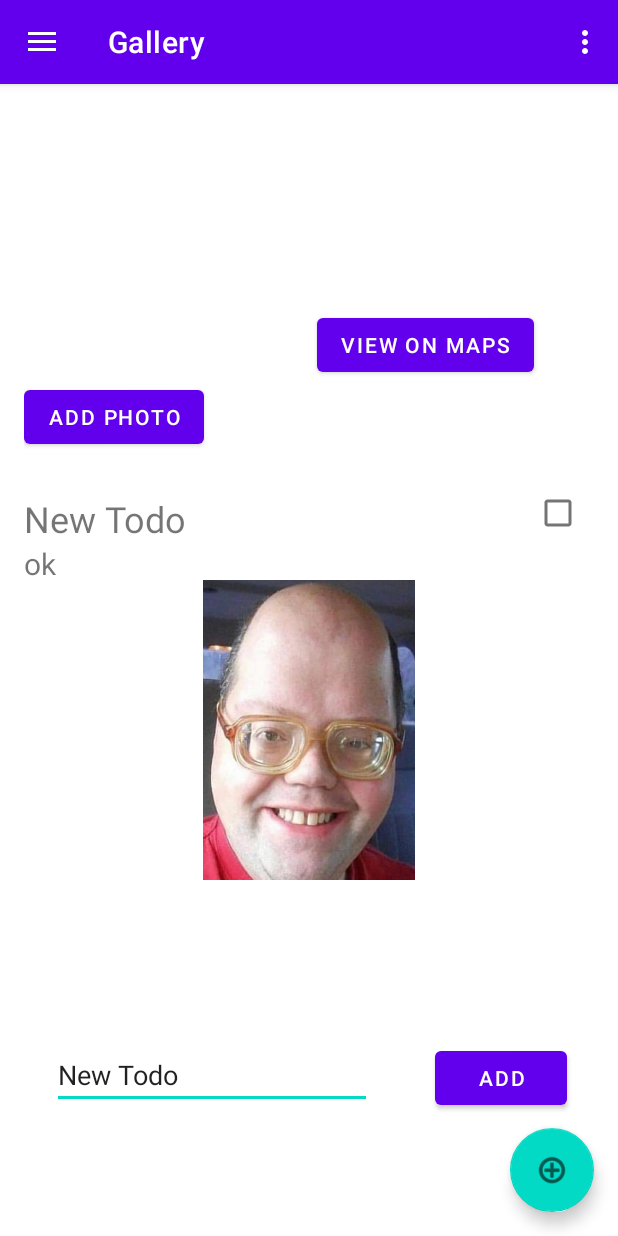
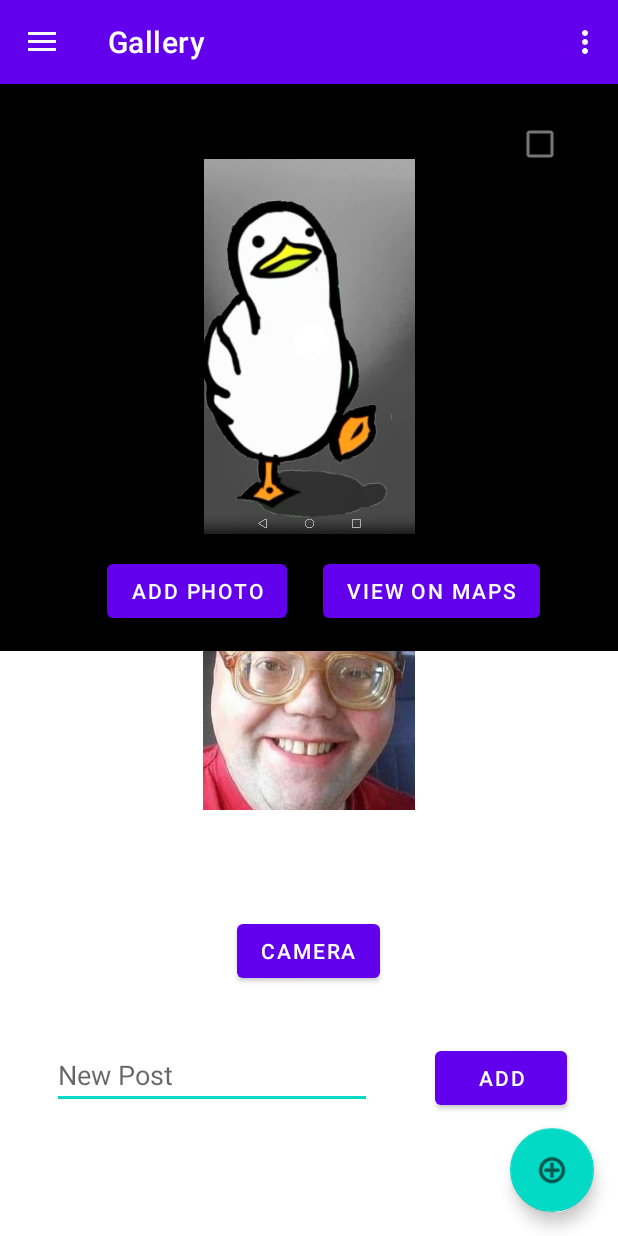
Before and after one commit to bjbjorn/TravelApp, an Android app: the GalleryFragment screen opened through its navigation route, after a tap on "ADD", on a phone screen of 412 x 824 dp. Run offline under Robolectric (Android 15) with nearby library versions, the phone set to English and light mode, and no system bars; our stand-ins replace navigation-ui; pictures from the network do not load.

Commit message:
camera implementation om foto toe te voegen

```diff
--- a/app/src/main/java/com/example/travelapp/MainActivity.kt
+++ b/app/src/main/java/com/example/travelapp/MainActivity.kt
@@ -1,12 +1,17 @@
 package com.example.travelapp
+import android.app.Activity
 import android.content.Intent
+import android.graphics.Bitmap
 import android.location.LocationManager
 import android.os.Bundle
 import android.os.PersistableBundle
+import android.provider.MediaStore
 import android.view.Menu
 import android.view.MenuItem
 import android.view.View
+import android.widget.Button
 import android.widget.CheckBox
+import android.widget.ImageView
 import androidx.appcompat.app.ActionBarDrawerToggle
 import com.google.android.material.snackbar.Snackbar
 import com.google.android.material.navigation.NavigationView
@@ -17,10 +22,13 @@ import androidx.navigation.ui.setupActionBarWithNavController
 import androidx.navigation.ui.setupWithNavController
 import androidx.drawerlayout.widget.DrawerLayout
 import androidx.appcompat.app.AppCompatActivity
+import androidx.core.content.ContextCompat
+import androidx.core.view.get
 import androidx.navigation.NavController
 import com.example.travelapp.TodoRepo
 
 import androidx.recyclerview.widget.LinearLayoutManager
+import androidx.recyclerview.widget.RecyclerView
 import com.example.travelapp.databinding.ActivityMain2Binding
 import com.example.travelapp.ui.gallery.GalleryFragment
 import com.example.travelapp.ui.slideshow.SlideshowFragment
@@ -31,6 +39,8 @@ class MainActivity : AppCompatActivity() {
     private lateinit var binding: ActivityMain2Binding
     private lateinit var todoRepository : TodoRepo
     private val todoList = arrayListOf<Todo>()
+    private val galleryFragment = GalleryFragment()
+    private val CAMERA_REQUEST_CODE = 101
 
     override fun onCreate(savedInstanceState: Bundle?) {
         super.onCreate(savedInstanceState)
@@ -41,13 +51,9 @@ class MainActivity : AppCompatActivity() {
         setContentView(binding.root)
 
         setSupportActionBar(binding.appBarMain.toolbar)
-
-        /*var sampleTodoItems = arrayListOf(
-            Todo("china", true, "very cool country lololollo", null),
-        )*/
-        var adapter = Recycler(todoList)
-        binding.appBarMain.contentMain.activityMain.rvwTodo.adapter = adapter
-        binding.appBarMain.contentMain.activityMain.rvwTodo.layoutManager =
+        val adapter = Recycler(todoList)
+        binding.appBarMain.contentMain.activityMain.rvwPost.adapter = adapter
+        binding.appBarMain.contentMain.activityMain.rvwPost.layoutManager =
             LinearLayoutManager(this)
 
 
@@ -57,12 +63,11 @@ class MainActivity : AppCompatActivity() {
         }
         binding.appBarMain.contentMain.activityMain.button.setOnClickListener {
             val newTodoTitle = binding.appBarMain.contentMain.activityMain.txtBar.text.toString()
-            //todoList.add(Todo(newTodoTitle,false,"",null))
             todoList.add(Todo(newTodoTitle, false, "ok", null))
             //adapter.notifyItemInserted(todoList.size-1)
             adapter.notifyDataSetChanged()
+        }
 
-        }
         val drawerLayout: DrawerLayout = binding.drawerLayout
         val navView: NavigationView = binding.navView
         val navController = findNavController(R.id.nav_host_fragment_content_main)
@@ -75,25 +80,21 @@ class MainActivity : AppCompatActivity() {
         )
         setupActionBarWithNavController(navController, appBarConfiguration)
         navView.setupWithNavController(navController)
-        val galleryFragment = GalleryFragment()
-        supportFragmentManager.beginTransaction()
-            .hide(galleryFragment)
-            .commit()
 
         navView.setNavigationItemSelectedListener {menuItem->
             when (menuItem.itemId) {
                 R.id.nav_home -> {
-                    binding.appBarMain.contentMain.activityMain.rvwTodo.visibility = View.VISIBLE
-                    supportFragmentManager.beginTransaction()
-                        .remove(galleryFragment)
-                        .commit()
+                    binding.appBarMain.contentMain.activityMain.rvwPost.visibility = View.VISIBLE
+                    binding.appBarMain.contentMain.activityMain.txtBar.visibility = View.VISIBLE
+                    binding.appBarMain.contentMain.activityMain.button.visibility = View.VISIBLE
                     true
                 }
                 R.id.nav_gallery -> {
-                    binding.appBarMain.contentMain.activityMain.rvwTodo.visibility = View.INVISIBLE
-                    supportFragmentManager.beginTransaction()
-                        .show(galleryFragment)
-                        .commit()
+                    binding.appBarMain.contentMain.activityMain.rvwPost.visibility = View.INVISIBLE
+                    binding.appBarMain.contentMain.activityMain.txtBar.visibility = View.INVISIBLE
+                    binding.appBarMain.contentMain.activityMain.button.visibility = View.INVISIBLE
+
+                    supportFragmentManager.beginTransaction().show(galleryFragment).commit()
                     navController.navigate(R.id.nav_gallery)
                     //setContentView(R.layout.activity_gallery)
                     true
@@ -125,5 +126,25 @@ class MainActivity : AppCompatActivity() {
         return navController.navigateUp(appBarConfiguration) || super.onSupportNavigateUp()
     }
 
+    override fun onActivityResult(requestCode: Int, resultCode: Int, data: Intent?) {
+        super.onActivityResult(requestCode, resultCode, data)
+
+        if (resultCode == Activity.RESULT_OK) {
+            when(requestCode){
+                CAMERA_REQUEST_CODE->{
+
+                    val bitmap = data?.extras?.get("data") as Bitmap
+                    val foto = findViewById<ImageView>(R.id.idViewPager)
+                    foto.setImageBitmap(bitmap)
+                }
+            }
+        }
+    }
+
+    fun camera() {
+        val intent = Intent(MediaStore.ACTION_IMAGE_CAPTURE)
+        startActivityForResult(intent, CAMERA_REQUEST_CODE)
+    }
+
 
 }
--- a/app/src/main/java/com/example/travelapp/Recycler.kt
+++ b/app/src/main/java/com/example/travelapp/Recycler.kt
@@ -2,18 +2,19 @@ package com.example.travelapp;
 
 import android.content.Intent
 import android.net.Uri
+import android.provider.MediaStore
 import android.view.LayoutInflater
 import android.view.View
 import android.view.ViewGroup
 import android.widget.Button
 import android.widget.CheckBox
+import android.widget.ImageView
 import android.widget.TextView
 import androidx.core.content.ContextCompat.startActivity
 import androidx.recyclerview.widget.RecyclerView
 import com.example.travelapp.databinding.RecyclerBinding
 
 import androidx.viewpager.widget.ViewPager
-import com.gtappdevelopers.kotlingfgproject.ViewPagerAdapter
 
 class Recycler(val items: List<Todo>) : RecyclerView.Adapter<Recycler.RecyclerViewHolder>() {
 
@@ -22,18 +23,19 @@ class Recycler(val items: List<Todo>) : RecyclerView.Adapter<Recycler.RecyclerVi
     lateinit var viewPager: ViewPager
     lateinit var viewPagerAdapter: ViewPagerAdapter
     lateinit var imageList: List<Int>
+    lateinit var mainActivity: MainActivity
 
     override fun onCreateViewHolder(parent: ViewGroup, viewType: Int): RecyclerViewHolder {
         val view = LayoutInflater.from(parent.context).inflate(R.layout.recycler, parent, false)
 
-        viewPager = view.findViewById(R.id.idViewPager)
-        imageList = ArrayList<Int>()
+        val foto = view.findViewById(R.id.idViewPager2) as ImageView
+        foto.setImageResource(R.drawable.gerard)
+        /*imageList = ArrayList<Int>()
         imageList = imageList + R.drawable.bijnapasen
         imageList = imageList + R.drawable.gerard
         viewPagerAdapter = ViewPagerAdapter(view.findViewById<TextView>(R.id.textView2).context, imageList)
         viewPager.showContextMenu()
-        viewPager.adapter = viewPagerAdapter
-
+        viewPager.adapter = viewPagerAdapter*/
 
 
         view.findViewById<Button>(R.id.viewOnMaps).setOnClickListener {
@@ -45,10 +47,15 @@ class Recycler(val items: List<Todo>) : RecyclerView.Adapter<Recycler.RecyclerVi
         }
 
         view.findViewById<Button>(R.id.addOnePhoto).setOnClickListener {
-            //imageChooser();
+            mainActivity = MainActivity()
+            mainActivity.camera()
+            val intent = Intent(MediaStore.ACTION_IMAGE_CAPTURE)
+            startActivity(it.context, intent, null)
         }
         return RecyclerViewHolder(view)
     }
+
+
     override fun onBindViewHolder(holder: RecyclerViewHolder, position: Int) {
         // bind the data to our items: set the todo text view text and checked state accordingly
         val currentTodoItem = items[position]
@@ -73,6 +80,8 @@ class Recycler(val items: List<Todo>) : RecyclerView.Adapter<Recycler.RecyclerVi
     }
 
     override fun getItemCount(): Int = items.size
+
+
 /*
 fun imageChooser() {
     val i = Intent(Intent.ACTION_GET_CONTENT)
--- a/app/src/main/java/com/example/travelapp/ViewPagerAdapter.kt
+++ b/app/src/main/java/com/example/travelapp/ViewPagerAdapter.kt
@@ -1,17 +1,16 @@
-package com.gtappdevelopers.kotlingfgproject
+package com.example.travelapp
 
 import android.content.Context
+import android.graphics.Bitmap
 import android.view.LayoutInflater
 import android.view.View
 import android.view.ViewGroup
 import android.widget.ImageView
 import android.widget.RelativeLayout
 import androidx.viewpager.widget.PagerAdapter
-import com.example.travelapp.R
-import com.example.travelapp.Recycler
 import java.util.*
 
-class ViewPagerAdapter(val context: Context, val imageList: List<Int>) : PagerAdapter() {
+class ViewPagerAdapter(val context: Context, var imageList: List<Bitmap>) : PagerAdapter() {
     // on below line we are creating a method
     // as get count to return the size of the list.
     override fun getCount(): Int {
@@ -41,7 +40,7 @@ class ViewPagerAdapter(val context: Context, val imageList: List<Int>) : PagerAd
 
         // on below line we are setting
         // image resource for image view.
-        imageView.setImageResource(imageList.get(position))
+        imageView.setImageBitmap(imageList[position])
 
         // on the below line we are adding this
         // item view to the container.
@@ -57,4 +56,9 @@ class ViewPagerAdapter(val context: Context, val imageList: List<Int>) : PagerAd
         // on below line we are removing view
         container.removeView(`object` as RelativeLayout)
     }
+
+    fun addToList(bitmap: Bitmap) {
+        imageList = imageList + bitmap
+    }
+
 }
--- a/app/src/main/java/com/example/travelapp/ui/gallery/GalleryFragment.kt
+++ b/app/src/main/java/com/example/travelapp/ui/gallery/GalleryFragment.kt
@@ -1,29 +1,21 @@
 package com.example.travelapp.ui.gallery
 
 import android.app.Activity
-import android.app.AlertDialog
-import android.content.Context
 import android.content.Intent
 import android.graphics.Bitmap
+import android.graphics.BitmapFactory
 import android.os.Bundle
 import android.provider.MediaStore
-import android.text.TextUtils.replace
 import android.view.LayoutInflater
-import android.view.Menu
-import android.view.MenuInflater
 import android.view.View
 import android.view.ViewGroup
-import android.widget.TextView
+import android.widget.ImageView
 import androidx.fragment.app.Fragment
 import androidx.lifecycle.ViewModelProvider
+import androidx.viewpager.widget.ViewPager
 import com.example.travelapp.R
 import com.example.travelapp.databinding.FragmentGalleryBinding
-import com.google.android.material.snackbar.Snackbar
-import com.karumi.dexter.Dexter
-import com.karumi.dexter.MultiplePermissionsReport
-import com.karumi.dexter.PermissionToken
-import com.karumi.dexter.listener.PermissionRequest
-import com.karumi.dexter.listener.multi.MultiplePermissionsListener
+import com.example.travelapp.ViewPagerAdapter
 
 class GalleryFragment : Fragment() {
 
@@ -33,16 +25,26 @@ private var _binding: FragmentGalleryBinding? = null
   private val binding get() = _binding!!
   private val CAMERA_REQUEST_CODE = 1
 
-  override fun onCreateView(
-    inflater: LayoutInflater,
-    container: ViewGroup?,
-    savedInstanceState: Bundle?
-  ): View {
+  lateinit var imageList: List<Bitmap>
+  lateinit var viewPager: ViewPager
+  lateinit var viewPagerAdapter: ViewPagerAdapter
+
+  override fun onCreateView(inflater: LayoutInflater, container: ViewGroup?, savedInstanceState: Bundle?): View {
+    super.onCreate(savedInstanceState)
+    _binding = FragmentGalleryBinding.inflate(inflater, container, false)
+    val root: View = binding.root
+
+    viewPager = root.findViewById(R.id.idViewPager)
+    imageList = ArrayList()
+    val bijnaPasen = BitmapFactory.decodeResource(resources, R.drawable.bijnapasen)
+    imageList = imageList + bijnaPasen
+    val gerard = BitmapFactory.decodeResource(resources, R.drawable.gerard)
+    imageList = imageList + gerard
+    viewPagerAdapter = ViewPagerAdapter(root.context, imageList)
+    viewPager.adapter = viewPagerAdapter
     val galleryViewModel =
             ViewModelProvider(this).get(GalleryViewModel::class.java)
 
-    _binding = FragmentGalleryBinding.inflate(inflater, container, false)
-    val root: View = binding.root
 
 
     binding.cameraBtn.setOnClickListener {
@@ -52,36 +54,10 @@ private var _binding: FragmentGalleryBinding? = null
     return root
   }
 
-  private fun cameraCheckPermission() {
-    Dexter.withContext(view?.context)
-      .withPermissions(android.Manifest.permission.CAMERA, android.Manifest.permission.READ_EXTERNAL_STORAGE).withListener(
-
-        object : MultiplePermissionsListener{
-          override fun onPermissionsChecked(report: MultiplePermissionsReport?) {
-            report?.let {
-              if (report.areAllPermissionsGranted()) {
-                camera()
-              }
-            }
-          }
-
-          override fun onPermissionRationaleShouldBeShown(
-            p0: MutableList<PermissionRequest>?,
-            p1: PermissionToken?
-          ) {
-            showRotationalDialogForPermission()
-          }
-
-        }
-      )
-  }
 
   private fun camera() {
     val intent = Intent(MediaStore.ACTION_IMAGE_CAPTURE)
     startActivityForResult(intent, CAMERA_REQUEST_CODE)
-  }
-  private fun showRotationalDialogForPermission() {
-    view?.let { Snackbar.make(it, "WRONG", Snackbar.LENGTH_LONG).setAction("Action", null).show() }
   }
 
   override fun onDestroyView() {
@@ -97,7 +73,9 @@ private var _binding: FragmentGalleryBinding? = null
         CAMERA_REQUEST_CODE->{
 
           val bitmap = data?.extras?.get("data") as Bitmap
-          binding.imageView2.setImageBitmap(bitmap)
+          imageList = imageList + bitmap
+          viewPagerAdapter.addToList(bitmap)
+          viewPagerAdapter.notifyDataSetChanged()
         }
       }
     }
--- a/app/src/main/res/layout/activity_main.xml
+++ b/app/src/main/res/layout/activity_main.xml
@@ -12,7 +12,8 @@
         android:layout_height="wrap_content"
         android:ems="10"
         android:inputType="textPersonName"
-        android:text="New Todo"
+        android:hint="New Post"
+        android:shadowColor="@color/black"
         app:layout_constraintBottom_toBottomOf="parent"
         app:layout_constraintEnd_toEndOf="parent"
         app:layout_constraintHorizontal_bias="0.174"
@@ -33,7 +34,7 @@
         app:layout_constraintVertical_bias="0.887" />
 
     <androidx.recyclerview.widget.RecyclerView
-        android:id="@+id/rvwTodo"
+        android:id="@+id/rvwPost"
         android:layout_width="match_parent"
         android:layout_height="0dp"
         app:layout_constraintBottom_toTopOf="@+id/txtBar"
--- a/app/src/main/res/layout/recycler.xml
+++ b/app/src/main/res/layout/recycler.xml
@@ -5,7 +5,7 @@
     android:layout_width="match_parent"
     android:layout_height="wrap_content"
     android:padding="16dp"
-    android:background="@color/design_default_color_background">
+    android:background="@color/black">
 
 
     <TextView
@@ -15,17 +15,17 @@
         android:text="Title"
         android:textSize="24sp"
         app:layout_constraintBottom_toBottomOf="parent"
-        app:layout_constraintEnd_toStartOf="@+id/checkBox"
+        app:layout_constraintEnd_toStartOf="@+id/viewOnMaps"
         app:layout_constraintHorizontal_bias="1.0"
         app:layout_constraintStart_toStartOf="parent"
         app:layout_constraintTop_toTopOf="parent"
-        app:layout_constraintVertical_bias="0.507" />
+        app:layout_constraintVertical_bias="0.005" />
 
-    <TextView
+    <EditText
         android:id="@+id/textView3"
         android:layout_width="match_parent"
         android:layout_height="wrap_content"
-        android:text="testtetstetstetsttetsttsttetsttetstettstettstettetstts"
+        android:hint="Add Text"
         android:textSize="20sp"
         app:layout_constraintTop_toBottomOf="@+id/textView2"
         app:layout_constraintVertical_bias="1.0" />
@@ -34,35 +34,41 @@
         android:id="@+id/checkBox"
         android:layout_width="wrap_content"
         android:layout_height="wrap_content"
+        android:layout_marginEnd="12dp"
         app:layout_constraintBottom_toBottomOf="parent"
         app:layout_constraintEnd_toEndOf="parent"
-        app:layout_constraintTop_toTopOf="parent" />
+        app:layout_constraintTop_toTopOf="parent"
+        app:layout_constraintVertical_bias="0.0" />
 
-    <androidx.viewpager.widget.ViewPager
-        android:id="@+id/idViewPager"
+    <ImageView
+        android:id="@+id/idViewPager2"
         android:layout_width="287dp"
         android:layout_height="250dp"
         app:layout_constraintEnd_toEndOf="parent"
         app:layout_constraintStart_toStartOf="parent"
-        app:layout_constraintTop_toBottomOf="@+id/textView2"/>
+        app:layout_constraintTop_toBottomOf="@+id/textView2" />
 
     <Button
         android:id="@+id/viewOnMaps"
         android:layout_width="wrap_content"
         android:layout_height="wrap_content"
+        android:layout_marginStart="24dp"
         android:text="View on maps"
         app:layout_constraintBottom_toBottomOf="parent"
-        app:layout_constraintEnd_toEndOf="parent"
-        app:layout_constraintHorizontal_bias="0.83"
-        app:layout_constraintStart_toStartOf="parent"
+        app:layout_constraintStart_toEndOf="@id/addOnePhoto"
         app:layout_constraintTop_toTopOf="parent"
-        app:layout_constraintVertical_bias="0.273" />
+        app:layout_constraintVertical_bias="1.0" />
 
     <Button
         android:id="@+id/addOnePhoto"
         android:layout_width="wrap_content"
         android:layout_height="wrap_content"
+        android:layout_marginTop="264dp"
         android:text="Add photo"
+        app:layout_constraintBottom_toBottomOf="parent"
+        app:layout_constraintEnd_toEndOf="parent"
+        app:layout_constraintHorizontal_bias="0.213"
         app:layout_constraintStart_toStartOf="parent"
-        app:layout_constraintTop_toBottomOf="@id/viewOnMaps" />
+        app:layout_constraintTop_toTopOf="@+id/idViewPager2"
+        app:layout_constraintVertical_bias="0.0" />
 </androidx.constraintlayout.widget.ConstraintLayout>
```
Also changed, not shown: app/src/main/res/layout/fragment_gallery.xml (+14 -42 lines).
